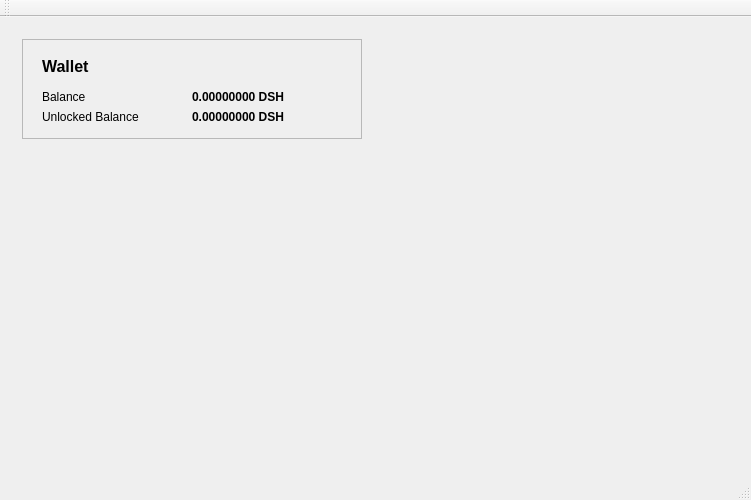
pwstegman/DashcoinWalletGUI, file dashcoinwallet.ui: the form before one commit.
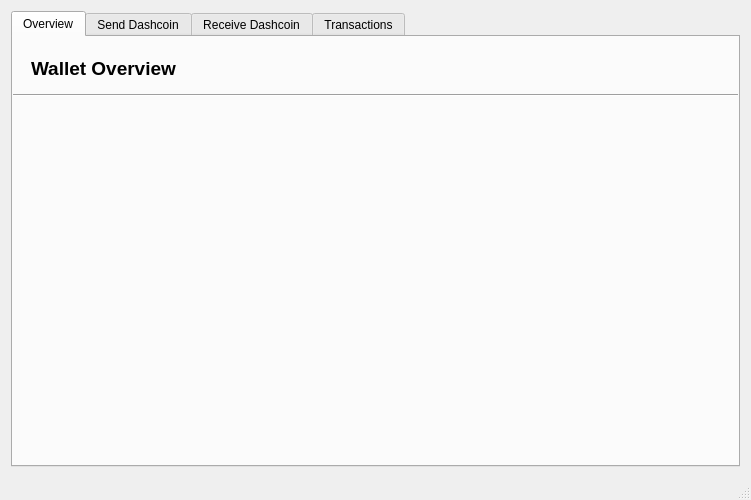
The form after the commit.

Commit message: Basic UI layout

Patch:
```diff
--- a/dashcoinwallet.ui
+++ b/dashcoinwallet.ui
@@ -20,120 +20,290 @@
    <string>DashcoinWallet</string>
   </property>
   <widget class="QWidget" name="centralWidget">
-   <layout class="QHBoxLayout" name="horizontalLayout">
+   <layout class="QVBoxLayout" name="verticalLayout_2">
+    <property name="spacing">
+     <number>0</number>
+    </property>
+    <property name="leftMargin">
+     <number>0</number>
+    </property>
+    <property name="topMargin">
+     <number>0</number>
+    </property>
+    <property name="rightMargin">
+     <number>0</number>
+    </property>
+    <property name="bottomMargin">
+     <number>0</number>
+    </property>
     <item>
-     <widget class="QWidget" name="widget" native="true">
-      <layout class="QVBoxLayout" name="verticalLayout">
+     <widget class="QWidget" name="widget_2" native="true">
+      <layout class="QVBoxLayout" name="verticalLayout_3">
        <item>
-        <widget class="QFrame" name="frame">
-         <property name="maximumSize">
-          <size>
-           <width>16777215</width>
-           <height>100</height>
-          </size>
+        <widget class="QTabWidget" name="tabWidget">
+         <property name="font">
+          <font>
+           <underline>false</underline>
+          </font>
          </property>
-         <property name="frameShape">
-          <enum>QFrame::StyledPanel</enum>
+         <property name="cursor">
+          <cursorShape>ArrowCursor</cursorShape>
          </property>
-         <property name="frameShadow">
-          <enum>QFrame::Raised</enum>
+         <property name="mouseTracking">
+          <bool>false</bool>
          </property>
-         <widget class="QLabel" name="label_5">
-          <property name="geometry">
-           <rect>
-            <x>170</x>
-            <y>70</y>
-            <width>181</width>
-            <height>16</height>
-           </rect>
+         <property name="autoFillBackground">
+          <bool>false</bool>
+         </property>
+         <property name="styleSheet">
+          <string notr="true"/>
+         </property>
+         <property name="tabShape">
+          <enum>QTabWidget::Rounded</enum>
+         </property>
+         <property name="currentIndex">
+          <number>0</number>
+         </property>
+         <property name="elideMode">
+          <enum>Qt::ElideNone</enum>
+         </property>
+         <property name="usesScrollButtons">
+          <bool>true</bool>
+         </property>
+         <property name="documentMode">
+          <bool>false</bool>
+         </property>
+         <property name="tabsClosable">
+          <bool>false</bool>
+         </property>
+         <property name="movable">
+          <bool>true</bool>
+         </property>
+         <widget class="QWidget" name="Overview">
+          <property name="styleSheet">
+           <string notr="true"/>
           </property>
-          <property name="font">
-           <font>
-            <weight>75</weight>
-            <bold>true</bold>
-           </font>
-          </property>
-          <property name="text">
-           <string>0.00000000 DSH</string>
-          </property>
+          <attribute name="title">
+           <string>Overview</string>
+          </attribute>
+          <layout class="QVBoxLayout" name="verticalLayout">
+           <property name="leftMargin">
+            <number>0</number>
+           </property>
+           <property name="rightMargin">
+            <number>0</number>
+           </property>
+           <item>
+            <widget class="QWidget" name="widget_3" native="true">
+             <property name="maximumSize">
+              <size>
+               <width>16777215</width>
+               <height>40</height>
+              </size>
+             </property>
+             <layout class="QVBoxLayout" name="verticalLayout_4">
+              <property name="leftMargin">
+               <number>18</number>
+              </property>
+              <item>
+               <widget class="QLabel" name="label">
+                <property name="font">
+                 <font>
+                  <pointsize>14</pointsize>
+                  <weight>75</weight>
+                  <bold>true</bold>
+                 </font>
+                </property>
+                <property name="text">
+                 <string>Wallet Overview</string>
+                </property>
+               </widget>
+              </item>
+             </layout>
+            </widget>
+           </item>
+           <item>
+            <widget class="Line" name="line">
+             <property name="orientation">
+              <enum>Qt::Horizontal</enum>
+             </property>
+            </widget>
+           </item>
+           <item>
+            <widget class="QWidget" name="widget" native="true">
+             <layout class="QFormLayout" name="formLayout">
+              <property name="fieldGrowthPolicy">
+               <enum>QFormLayout::AllNonFixedFieldsGrow</enum>
+              </property>
+              <property name="leftMargin">
+               <number>18</number>
+              </property>
+             </layout>
+            </widget>
+           </item>
+          </layout>
          </widget>
-         <widget class="QLabel" name="label">
-          <property name="geometry">
-           <rect>
-            <x>20</x>
-            <y>20</y>
-            <width>57</width>
-            <height>15</height>
-           </rect>
-          </property>
-          <property name="font">
-           <font>
-            <pointsize>12</pointsize>
-            <weight>75</weight>
-            <italic>false</italic>
-            <bold>true</bold>
-           </font>
-          </property>
-          <property name="text">
-           <string>Wallet</string>
-          </property>
+         <widget class="QWidget" name="Send">
+          <attribute name="title">
+           <string>Send Dashcoin</string>
+          </attribute>
+          <layout class="QVBoxLayout" name="verticalLayout_5">
+           <property name="leftMargin">
+            <number>0</number>
+           </property>
+           <property name="rightMargin">
+            <number>0</number>
+           </property>
+           <item>
+            <widget class="QWidget" name="widget_4" native="true">
+             <property name="maximumSize">
+              <size>
+               <width>16777215</width>
+               <height>40</height>
+              </size>
+             </property>
+             <layout class="QVBoxLayout" name="verticalLayout_8">
+              <property name="leftMargin">
+               <number>18</number>
+              </property>
+              <item>
+               <widget class="QLabel" name="label_6">
+                <property name="font">
+                 <font>
+                  <pointsize>14</pointsize>
+                  <weight>75</weight>
+                  <bold>true</bold>
+                 </font>
+                </property>
+                <property name="text">
+                 <string>Send Dashcoin</string>
+                </property>
+               </widget>
+              </item>
+             </layout>
+            </widget>
+           </item>
+           <item>
+            <widget class="Line" name="line_2">
+             <property name="orientation">
+              <enum>Qt::Horizontal</enum>
+             </property>
+            </widget>
+           </item>
+           <item>
+            <widget class="QWidget" name="widget_5" native="true"/>
+           </item>
+          </layout>
          </widget>
-         <widget class="QLabel" name="label_2">
-          <property name="geometry">
-           <rect>
-            <x>20</x>
-            <y>50</y>
-            <width>57</width>
-            <height>15</height>
-           </rect>
-          </property>
-          <property name="text">
-           <string>Balance</string>
-          </property>
+         <widget class="QWidget" name="Receive">
+          <attribute name="title">
+           <string>Receive Dashcoin</string>
+          </attribute>
+          <layout class="QVBoxLayout" name="verticalLayout_6">
+           <property name="leftMargin">
+            <number>0</number>
+           </property>
+           <property name="rightMargin">
+            <number>0</number>
+           </property>
+           <item>
+            <widget class="QWidget" name="widget_6" native="true">
+             <property name="maximumSize">
+              <size>
+               <width>16777215</width>
+               <height>40</height>
+              </size>
+             </property>
+             <layout class="QVBoxLayout" name="verticalLayout_9">
+              <property name="leftMargin">
+               <number>18</number>
+              </property>
+              <item>
+               <widget class="QLabel" name="label_7">
+                <property name="font">
+                 <font>
+                  <pointsize>14</pointsize>
+                  <weight>75</weight>
+                  <bold>true</bold>
+                 </font>
+                </property>
+                <property name="text">
+                 <string>Receive Dashcoin</string>
+                </property>
+               </widget>
+              </item>
+             </layout>
+            </widget>
+           </item>
+           <item>
+            <widget class="Line" name="line_3">
+             <property name="orientation">
+              <enum>Qt::Horizontal</enum>
+             </property>
+            </widget>
+           </item>
+           <item>
+            <widget class="QWidget" name="widget_7" native="true"/>
+           </item>
+          </layout>
          </widget>
-         <widget class="QLabel" name="label_3">
-          <property name="geometry">
-           <rect>
-            <x>20</x>
-            <y>70</y>
-            <width>121</width>
-            <height>16</height>
-           </rect>
-          </property>
-          <property name="text">
-           <string>Unlocked Balance</string>
-          </property>
-         </widget>
-         <widget class="QLabel" name="label_4">
-          <property name="geometry">
-           <rect>
-            <x>170</x>
-            <y>50</y>
-            <width>181</width>
-            <height>16</height>
-           </rect>
-          </property>
-          <property name="font">
-           <font>
-            <weight>75</weight>
-            <bold>true</bold>
-           </font>
-          </property>
-          <property name="text">
-           <string>0.00000000 DSH</string>
-          </property>
+         <widget class="QWidget" name="Transactions">
+          <attribute name="title">
+           <string>Transactions</string>
+          </attribute>
+          <layout class="QVBoxLayout" name="verticalLayout_7">
+           <property name="leftMargin">
+            <number>0</number>
+           </property>
+           <property name="rightMargin">
+            <number>0</number>
+           </property>
+           <item>
+            <widget class="QWidget" name="widget_8" native="true">
+             <property name="maximumSize">
+              <size>
+               <width>16777215</width>
+               <height>40</height>
+              </size>
+             </property>
+             <layout class="QVBoxLayout" name="verticalLayout_10">
+              <property name="leftMargin">
+               <number>18</number>
+              </property>
+              <item>
+               <widget class="QLabel" name="label_8">
+                <property name="font">
+                 <font>
+                  <pointsize>14</pointsize>
+                  <weight>75</weight>
+                  <bold>true</bold>
+                 </font>
+                </property>
+                <property name="text">
+                 <string>Transactions</string>
+                </property>
+               </widget>
+              </item>
+             </layout>
+            </widget>
+           </item>
+           <item>
+            <widget class="Line" name="line_4">
+             <property name="orientation">
+              <enum>Qt::Horizontal</enum>
+             </property>
+            </widget>
+           </item>
+           <item>
+            <widget class="QWidget" name="widget_9" native="true"/>
+           </item>
+          </layout>
          </widget>
         </widget>
        </item>
-       <item>
-        <widget class="QWidget" name="widget_3" native="true"/>
-       </item>
       </layout>
      </widget>
     </item>
-    <item>
-     <widget class="QWidget" name="widget_2" native="true"/>
-    </item>
    </layout>
   </widget>
   <widget class="QMenuBar" name="menuBar">
@@ -146,14 +316,6 @@
     </rect>
    </property>
   </widget>
-  <widget class="QToolBar" name="mainToolBar">
-   <attribute name="toolBarArea">
-    <enum>TopToolBarArea</enum>
-   </attribute>
-   <attribute name="toolBarBreak">
-    <bool>true</bool>
-   </attribute>
-  </widget>
   <widget class="QStatusBar" name="statusBar"/>
  </widget>
  <layoutdefault spacing="6" margin="11"/>
```
Left out of the diff: 2 changed lines with no effect on the pictures.
